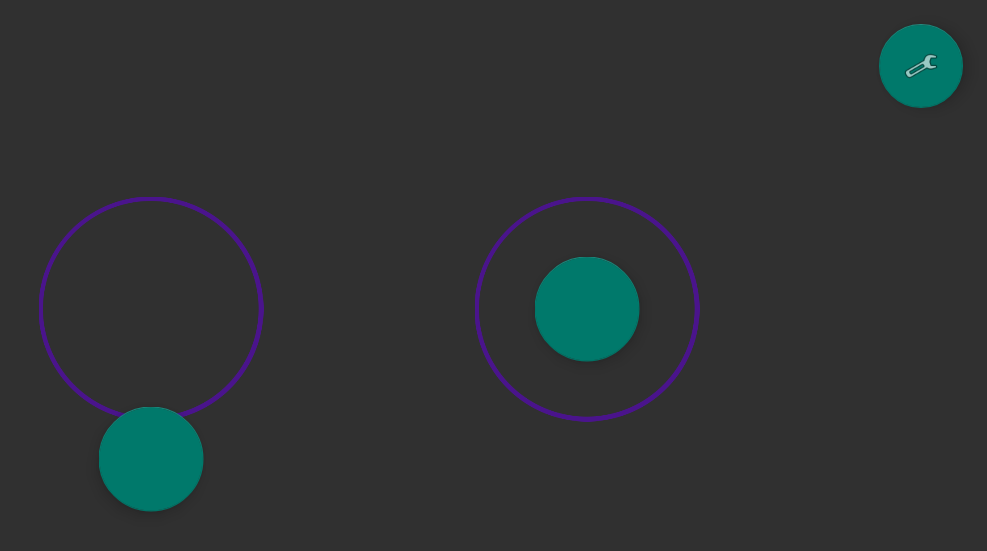
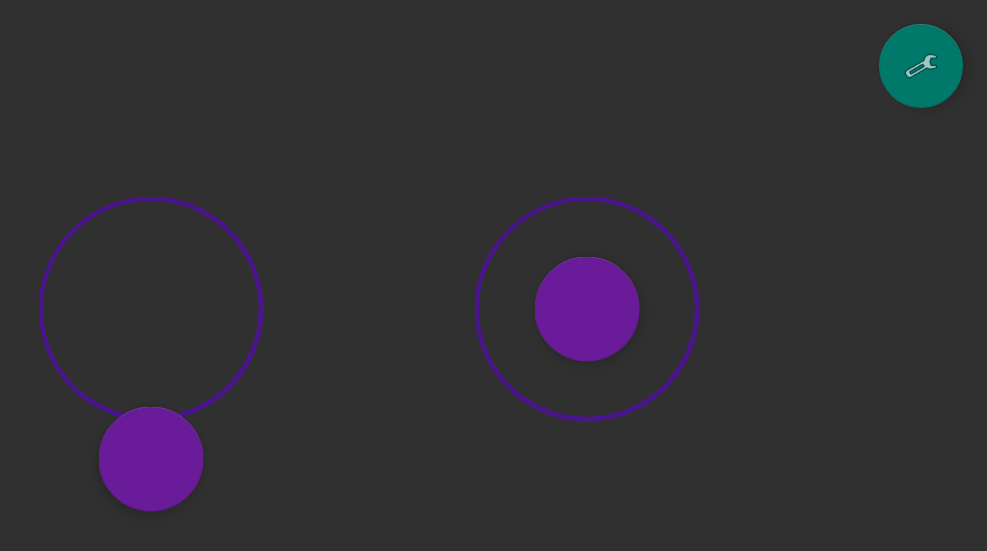
Before and after one commit to UniA19/Controller, an Android app: the screen it shows after launch (MainActivity), on a phone screen of 824 x 412 dp (held sideways). Shown: the top 551 px of the screen, without its empty margins (249-1236 px from the left). Run offline under Robolectric (Android 15) with nearby library versions, the phone set to English and light mode, and no system bars.

Commit message:
and now your eyes do bleeding

```diff
--- a/app/src/main/res/layout/fragment_controller.xml
+++ b/app/src/main/res/layout/fragment_controller.xml
@@ -9,7 +9,7 @@
     tools:context=".ControllerFragment">
 
     <diy.esp8266.controller.JoystickFAB
-        app:backgroundTint="@color/colorAccent"
+        app:backgroundTint="@color/colorPrimary"
         android:id="@+id/joystick_left"
         android:layout_width="70dp"
         android:layout_height="70dp"
@@ -17,7 +17,7 @@
         android:focusable="true" />
 
     <diy.esp8266.controller.JoystickFAB
-        app:backgroundTint="@color/colorAccent"
+        app:backgroundTint="@color/colorPrimary"
         android:id="@+id/joystick_right"
         android:layout_width="70dp"
         android:layout_height="70dp"
```
